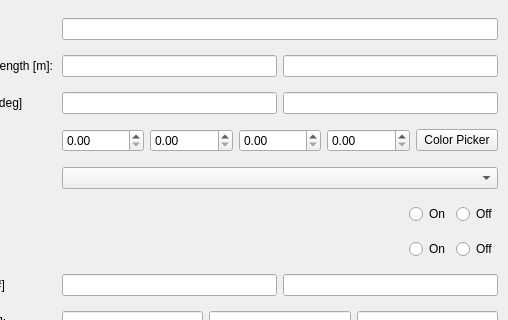
Before: the Qt Designer form dsm_gui/fov_menu.ui in pavelgalchenko/dsm_gui, drawn with Qt 5; both pictures show x 352 to 860 and y 0 to 320 of the 860 by 480 pixel window.
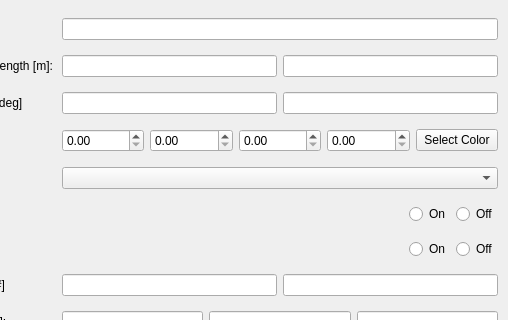
After: the same form once the commit is applied.

Commit message: added color selection to fov

Diff of the .ui file:
```diff
--- a/dsm_gui/fov_menu.ui
+++ b/dsm_gui/fov_menu.ui
@@ -75,16 +75,6 @@
         </property>
        </widget>
       </item>
-      <item>
-       <widget class="QDoubleSpinBox" name="bluevalue">
-        <property name="maximum">
-         <double>1.000000000000000</double>
-        </property>
-        <property name="singleStep">
-         <double>0.010000000000000</double>
-        </property>
-       </widget>
-      </item>
       <item>
        <widget class="QDoubleSpinBox" name="greenvalue">
         <property name="maximum">
@@ -95,6 +85,16 @@
         </property>
        </widget>
       </item>
+      <item>
+       <widget class="QDoubleSpinBox" name="bluevalue">
+        <property name="maximum">
+         <double>1.000000000000000</double>
+        </property>
+        <property name="singleStep">
+         <double>0.010000000000000</double>
+        </property>
+       </widget>
+      </item>
       <item>
        <widget class="QDoubleSpinBox" name="alphavalue">
         <property name="maximum">
@@ -108,7 +108,7 @@
       <item>
        <widget class="QPushButton" name="pickcolor">
         <property name="text">
-         <string>Color Picker</string>
+         <string>Select Color</string>
         </property>
        </widget>
       </item>
```
The commit also changes 7 other files.
